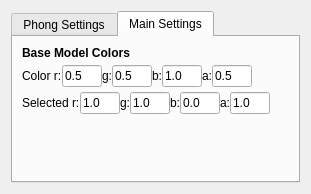
This is Rendering/Renderers/GlassRenderer/glassrendererconfig.ui in Gloix/Camaron as Qt 5 draws it before an edit. The edited form follows.
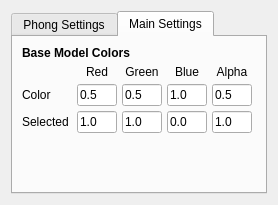
This is the edited form.

Diff of the .ui file:
```diff
--- a/Rendering/Renderers/GlassRenderer/glassrendererconfig.ui
+++ b/Rendering/Renderers/GlassRenderer/glassrendererconfig.ui
@@ -6,8 +6,8 @@
    <rect>
     <x>0</x>
     <y>0</y>
-    <width>311</width>
-    <height>194</height>
+    <width>278</width>
+    <height>205</height>
    </rect>
   </property>
   <property name="windowTitle">
@@ -78,28 +78,15 @@
            </widget>
           </item>
           <item>
-           <widget class="QWidget" name="widget_5" native="true">
-            <property name="sizePolicy">
-             <sizepolicy hsizetype="Fixed" vsizetype="Fixed">
-              <horstretch>0</horstretch>
-              <verstretch>0</verstretch>
-             </sizepolicy>
-            </property>
-            <layout class="QHBoxLayout" name="horizontalLayout_3">
-             <property name="spacing">
-              <number>0</number>
-             </property>
-             <property name="margin">
-              <number>0</number>
-             </property>
-             <item>
+           <layout class="QGridLayout" name="gridLayout_2">
+            <item row="1" column="0">
               <widget class="QLabel" name="label_9">
                <property name="text">
-                <string>Color r:</string>
+               <string>Color</string>
                </property>
               </widget>
              </item>
-             <item>
+            <item row="1" column="1">
               <widget class="QLineEdit" name="lineEdit_MR_br">
                <property name="sizePolicy">
                 <sizepolicy hsizetype="Fixed" vsizetype="Fixed">
@@ -118,14 +105,7 @@
                </property>
               </widget>
              </item>
-             <item>
-              <widget class="QLabel" name="label_11">
-               <property name="text">
-                <string>g:</string>
-               </property>
-              </widget>
-             </item>
-             <item>
+            <item row="1" column="2">
               <widget class="QLineEdit" name="lineEdit_MR_bg">
                <property name="sizePolicy">
                 <sizepolicy hsizetype="Fixed" vsizetype="Fixed">
@@ -144,14 +124,7 @@
                </property>
               </widget>
              </item>
-             <item>
-              <widget class="QLabel" name="label_12">
-               <property name="text">
-                <string>b:</string>
-               </property>
-              </widget>
-             </item>
-             <item>
+            <item row="1" column="3">
               <widget class="QLineEdit" name="lineEdit_MR_bb">
                <property name="sizePolicy">
                 <sizepolicy hsizetype="Fixed" vsizetype="Fixed">
@@ -170,20 +143,7 @@
                </property>
               </widget>
              </item>
-             <item>
-              <widget class="QLabel" name="label_13">
-               <property name="sizePolicy">
-                <sizepolicy hsizetype="Fixed" vsizetype="Preferred">
-                 <horstretch>0</horstretch>
-                 <verstretch>0</verstretch>
-                </sizepolicy>
-               </property>
-               <property name="text">
-                <string>a:</string>
-               </property>
-              </widget>
-             </item>
-             <item>
+            <item row="1" column="4">
               <widget class="QLineEdit" name="lineEdit_MR_ba">
                <property name="sizePolicy">
                 <sizepolicy hsizetype="Fixed" vsizetype="Fixed">
@@ -202,31 +162,7 @@
                </property>
               </widget>
              </item>
-            </layout>
-           </widget>
-          </item>
-          <item>
-           <widget class="QFrame" name="frame">
-            <property name="sizePolicy">
-             <sizepolicy hsizetype="Fixed" vsizetype="Fixed">
-              <horstretch>0</horstretch>
-              <verstretch>0</verstretch>
-             </sizepolicy>
-            </property>
-            <property name="frameShape">
-             <enum>QFrame::NoFrame</enum>
-            </property>
-            <property name="frameShadow">
-             <enum>QFrame::Raised</enum>
-            </property>
-            <layout class="QHBoxLayout" name="horizontalLayout_4">
-             <property name="spacing">
-              <number>0</number>
-             </property>
-             <property name="margin">
-              <number>0</number>
-             </property>
-             <item>
+            <item row="2" column="0">
               <widget class="QLabel" name="label_3">
                <property name="sizePolicy">
                 <sizepolicy hsizetype="Fixed" vsizetype="Preferred">
@@ -241,11 +177,11 @@
                 </size>
                </property>
                <property name="text">
-                <string>Selected r:</string>
+               <string>Selected</string>
                </property>
               </widget>
              </item>
-             <item>
+            <item row="2" column="1">
               <widget class="QLineEdit" name="lineEdit_MR_sr">
                <property name="sizePolicy">
                 <sizepolicy hsizetype="Fixed" vsizetype="Fixed">
@@ -264,14 +200,7 @@
                </property>
               </widget>
              </item>
-             <item>
-              <widget class="QLabel" name="label_10">
-               <property name="text">
-                <string>g:</string>
-               </property>
-              </widget>
-             </item>
-             <item>
+            <item row="2" column="2">
               <widget class="QLineEdit" name="lineEdit_MR_sg">
                <property name="sizePolicy">
                 <sizepolicy hsizetype="Fixed" vsizetype="Fixed">
@@ -290,14 +219,7 @@
                </property>
               </widget>
              </item>
-             <item>
-              <widget class="QLabel" name="label_14">
-               <property name="text">
-                <string>b:</string>
-               </property>
-              </widget>
-             </item>
-             <item>
+            <item row="2" column="3">
               <widget class="QLineEdit" name="lineEdit_MR_sb">
                <property name="sizePolicy">
                 <sizepolicy hsizetype="Fixed" vsizetype="Fixed">
@@ -316,14 +238,7 @@
                </property>
               </widget>
              </item>
-             <item>
-              <widget class="QLabel" name="label_15">
-               <property name="text">
-                <string>a:</string>
-               </property>
-              </widget>
-             </item>
-             <item>
+            <item row="2" column="4">
               <widget class="QLineEdit" name="lineEdit_MR_sa">
                <property name="sizePolicy">
                 <sizepolicy hsizetype="Fixed" vsizetype="Fixed">
@@ -342,8 +257,47 @@
                </property>
               </widget>
              </item>
-            </layout>
-           </widget>
+            <item row="0" column="1">
+             <widget class="QLabel" name="label">
+              <property name="text">
+               <string>Red</string>
+              </property>
+              <property name="alignment">
+               <set>Qt::AlignCenter</set>
+              </property>
+             </widget>
+            </item>
+            <item row="0" column="2">
+             <widget class="QLabel" name="label_2">
+              <property name="text">
+               <string>Green</string>
+              </property>
+              <property name="alignment">
+               <set>Qt::AlignCenter</set>
+              </property>
+             </widget>
+            </item>
+            <item row="0" column="3">
+             <widget class="QLabel" name="label_4">
+              <property name="text">
+               <string>Blue</string>
+              </property>
+              <property name="alignment">
+               <set>Qt::AlignCenter</set>
+              </property>
+             </widget>
+            </item>
+            <item row="0" column="4">
+             <widget class="QLabel" name="label_5">
+              <property name="text">
+               <string>Alpha</string>
+              </property>
+              <property name="alignment">
+               <set>Qt::AlignCenter</set>
+              </property>
+             </widget>
+            </item>
+           </layout>
           </item>
          </layout>
         </widget>
```
Lines whose indentation alone changed are shown as unchanged.
